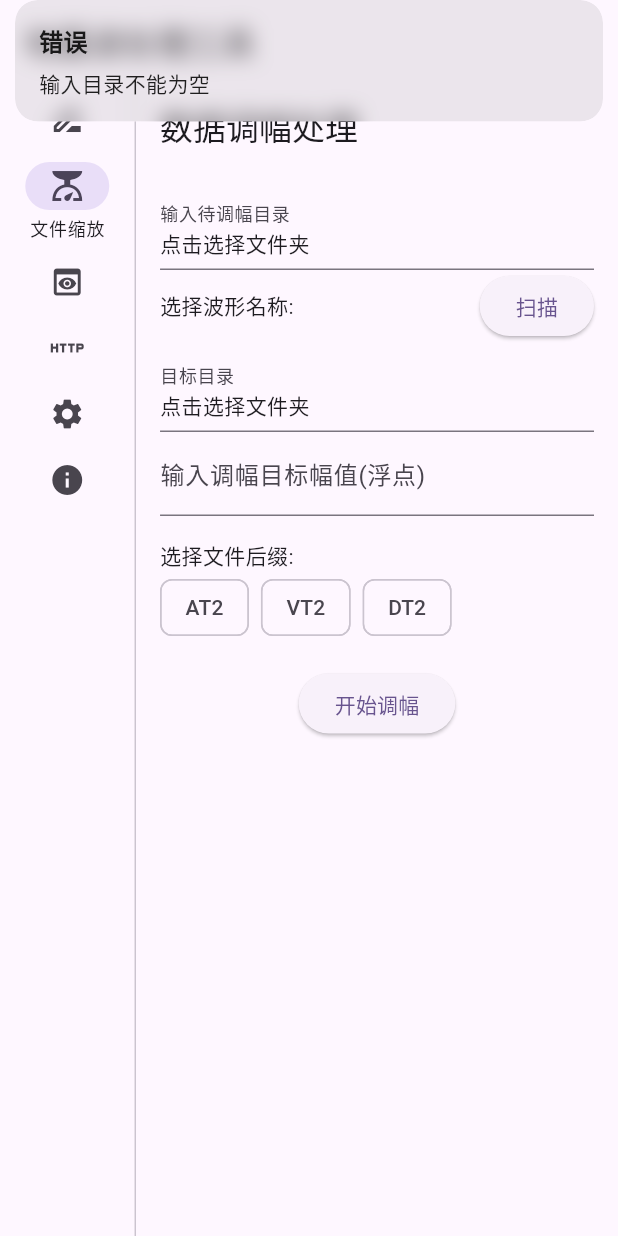
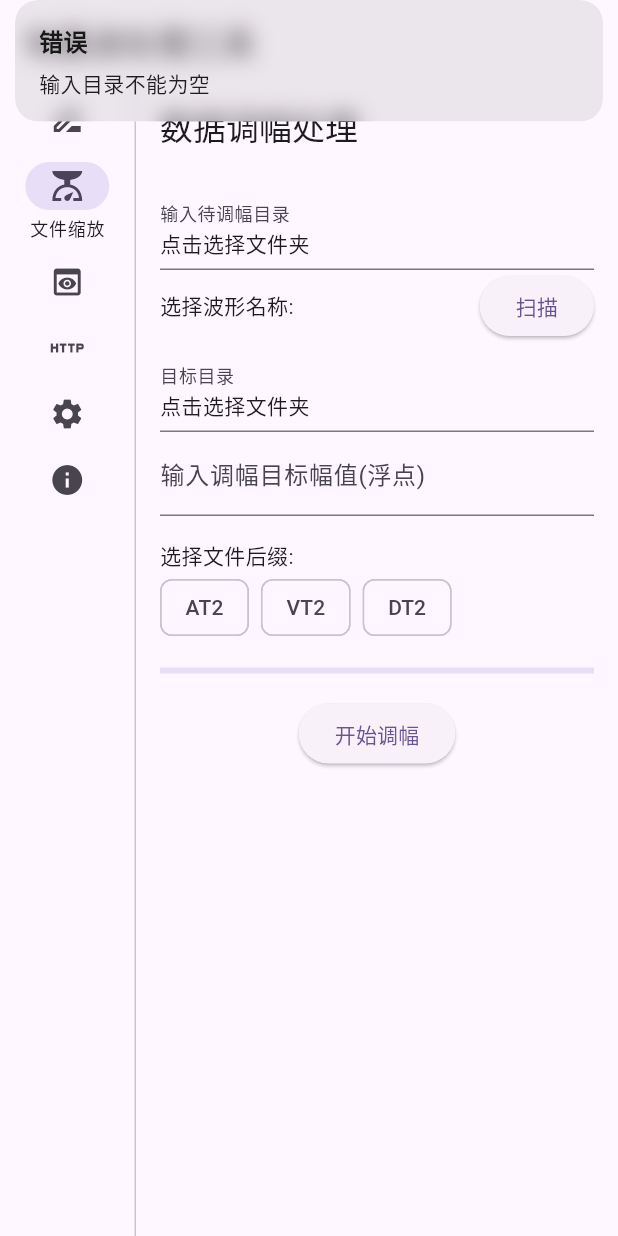
Before and after one commit to helloandworlder/wave_editor, a Flutter app: the screen it shows after launch, after a tap on "文件缩放", after a tap on "开始调幅", on a phone screen of 412 x 824 dp. Run offline on Flutter 3.47's test engine with Material 3 defaults, Android fonts, the phone set to English and light mode, and no system bars; our stand-ins replace csv, file_picker, flutter_colorpicker, get, shelf, syncfusion_flutter_charts; statements that could not run were skipped.

Commit message:
卜宇曦游简单写了一版 增加处理进度显示以及优化部分界面元素

```diff
--- a/lib/pages/file_rename_page.dart
+++ b/lib/pages/file_rename_page.dart
@@ -13,6 +13,7 @@ class FileRenamePage extends StatefulWidget {
 class FileRenamePageState extends State<FileRenamePage> {
   final AppController appController = Get.find();
   List<String> targetFileSuffix = <String>[];
+  final RxDouble _progress = 0.0.obs;
 
   @override
   void initState() {
@@ -96,9 +97,13 @@ class FileRenamePageState extends State<FileRenamePage> {
                 ),
               ),
               const SizedBox(height: 16),
-              Center(
-                child: ElevatedButton(
-                  onPressed: () {
+              Column(
+                children: [
+                  Obx(() => LinearProgressIndicator(value: _progress.value)),
+                  const SizedBox(height: 16),
+                  ElevatedButton(
+                    onPressed: () async {
+                      _progress.value = 0.0;
                       // 检查输入输出目录是否为空
                       if (appController.renameInputFolder.isEmpty) {
                         Get.snackbar('错误', '输入目录不能为空');
@@ -112,17 +117,25 @@ class FileRenamePageState extends State<FileRenamePage> {
                       }
                       // 捕获异常
                       try {
-                      FileProcessor(
+                        final startTime = DateTime.now(); // 开始时间
+                        await FileProcessor(
                           appController.renameInputFolder.value,
                           appController.renameOutputFolder.value,
                           fileExtension: targetFileSuffix,
+                          onProgress: (progress) {
+                            _progress.value = progress;
+                          },
                         ).process();
+                        final endTime = DateTime.now(); // 结束时间
+                        final duration = endTime.difference(startTime); // 计算耗时
+                        Get.snackbar('完成', '处理消耗时间: ${duration.inMilliseconds} 毫秒');
                       } catch (e) {
                         Get.snackbar('重命名/格式化错误', e.toString());
                       }
                     },
                     child: const Text('开始格式化'),
                   ),
+                ],
               )
             ],
           ),
--- a/lib/pages/file_scale_page.dart
+++ b/lib/pages/file_scale_page.dart
@@ -18,6 +18,7 @@ class FileScalePageState extends State<FileScalePage> {
   final RxList<String> _selectedWaveName = <String>[].obs;
   final TextEditingController _targetValueController = TextEditingController();
   final RxSet<String> _targetFileSuffix = <String>{}.obs;
+  final RxDouble _progress = 0.0.obs;
 
   @override
   void initState() {
@@ -39,8 +40,7 @@ class FileScalePageState extends State<FileScalePage> {
     }
   }
 
-  void _processFileScale() {
-    // 检查输入输出目录是否为空
+  void _processFileScale() async {
     if (appController.scaleInputFolder.isEmpty) {
       Get.snackbar('错误', '输入目录不能为空');
       return;
@@ -64,14 +64,26 @@ class FileScalePageState extends State<FileScalePage> {
           _selectedWaveName.isNotEmpty ? _selectedWaveName.toList() : [];
       List<String> suffixes = _targetFileSuffix.toList();
 
-      FileScaler fileScaler = FileScaler();
-      fileScaler.processFileScale(
+      FileScaler fileScaler = FileScaler(
+        onProgress: (progress) async {
+          _progress.value = progress;
+          debugPrint('progress: ${_progress.value}');
+        },
+      );
+      final startTime = DateTime.now();
+
+      await fileScaler.processFileScale(
         appController.scaleInputFolder.value,
         appController.scaleOutputFolder.value,
         targetValue,
         suffixes,
         prefix,
       );
+
+      final endTime = DateTime.now();
+      final duration = endTime.difference(startTime);
+      debugPrint('处理消耗时间: ${duration.inMilliseconds} 毫秒');
+      Get.snackbar('调幅完成', '处理消耗时间: ${duration.inMilliseconds} 毫秒');
     } catch (e) {
       Get.snackbar('调幅错误', e.toString());
     }
@@ -135,6 +147,11 @@ class FileScalePageState extends State<FileScalePage> {
                   }).toList(),
                 )),
             const SizedBox(height: 16),
+            Obx(() {
+              debugPrint('Obx rebuild: progress = ${_progress.value}');
+              return LinearProgressIndicator(value: _progress.value);
+            }),
+            const SizedBox(height: 16),
             Center(
               child: ElevatedButton(
                 onPressed: _processFileScale,
--- a/pubspec.yaml
+++ b/pubspec.yaml
@@ -19,6 +19,7 @@ dependencies:
   flutter_colorpicker:
   shelf:
   cupertino_icons: ^1.0.8
+  smooth_page_indicator:
 
 dev_dependencies:
   flutter_test:
```
Also changed, not shown: lib/pages/http_server_page.dart (+21 -14 lines), lib/utils/file_rename.dart (+10 -4 lines), lib/utils/file_scaler.dart (+17 -23 lines), pubspec.lock, 9 other files. Lines whose indentation alone changed are shown as unchanged.
